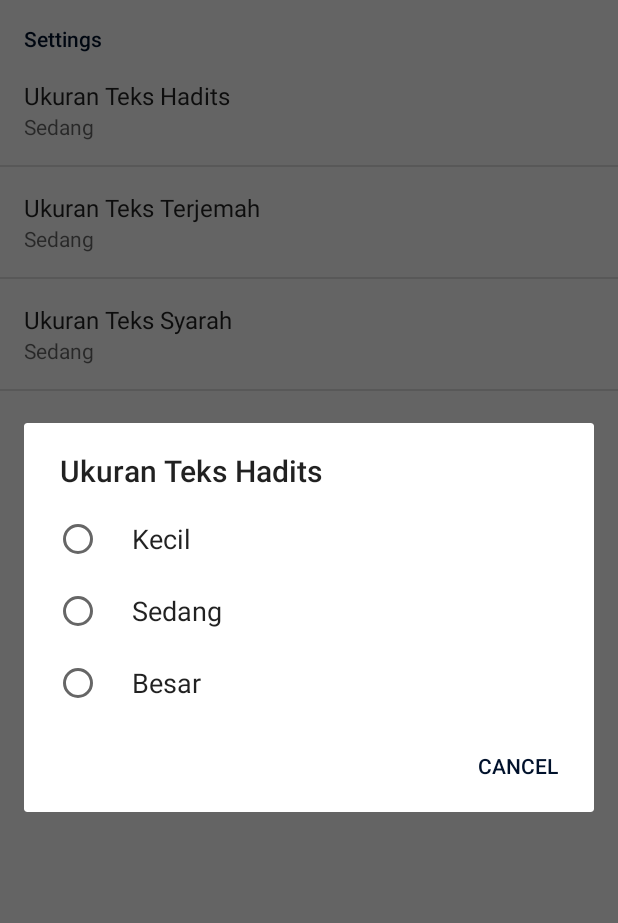
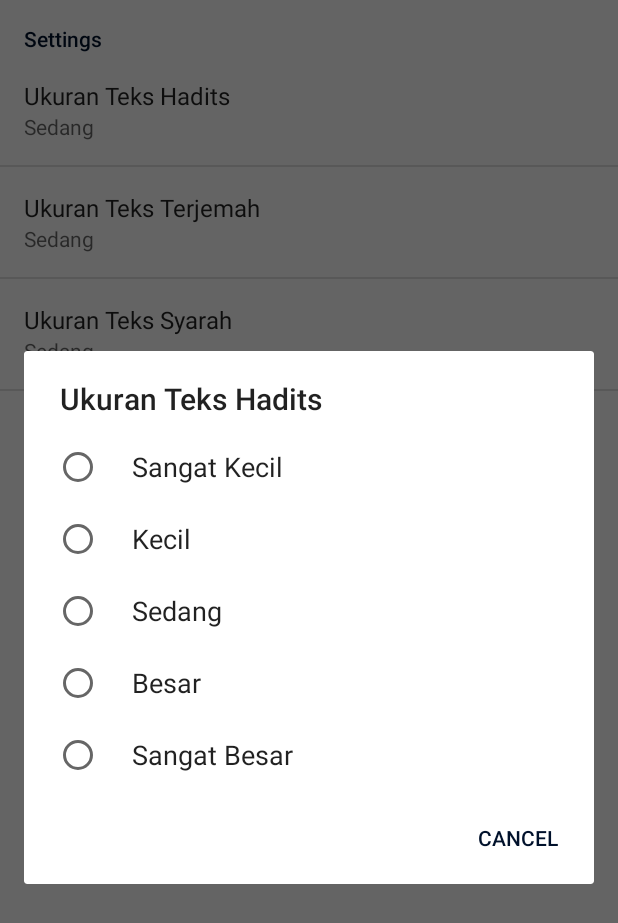
Before and after one commit to FikriFahruRoji/hadits_arbain, an Android app: the SettingActivity screen opened directly, with no data from a screen before it, after a tap on "Ukuran Teks Hadits", on a phone screen of 412 x 824 dp. Shown: the top 923 px of the screen. Run offline under Robolectric (Android 15) with nearby library versions, the light colour scheme and no system bars.

Commit message:
add extra size

```diff
--- a/app/src/main/java/id/barkost/haditsarbain/activities/MainActivity.java
+++ b/app/src/main/java/id/barkost/haditsarbain/activities/MainActivity.java
@@ -178,8 +178,8 @@ public class MainActivity extends AppCompatActivity {
             new LovelyStandardDialog(this)
                     .setButtonsColorRes(R.color.colorAccent)
                     .setIcon(R.mipmap.ic_launcher)
-                    .setTitle(R.string.app_name)
-                    .setMessage(R.string.app_version + "\n" + R.string.app_about)
+                    .setTitle(getString(R.string.app_name))
+                    .setMessage(getString(R.string.app_version) + "\n" + getString(R.string.app_about))
                     .setPositiveButton(android.R.string.ok, null)
                     .show();
         }
--- a/app/src/main/java/id/barkost/haditsarbain/activities/SettingActivity.java
+++ b/app/src/main/java/id/barkost/haditsarbain/activities/SettingActivity.java
@@ -23,11 +23,10 @@ public class SettingActivity extends PreferenceActivity implements SharedPrefere
         ListPreference editTextHadits = (ListPreference) findPreference(KEY_HADITS);
         ListPreference editTextTerjemah = (ListPreference) findPreference(KEY_TERJEMAH);
         ListPreference editTextSyarah = (ListPreference) findPreference(KEY_SYARAH);
-        editTextHadits.setSummary(sp.getString(KEY_HADITS, "Sedang"));
-        editTextTerjemah.setSummary(sp.getString(KEY_TERJEMAH, "Sedang"));
-        editTextSyarah.setSummary(sp.getString(KEY_SYARAH, "Sedang"));
+        editTextHadits.setSummary(sp.getString(KEY_HADITS, getResources().getStringArray(R.array.listTextSize)[2]));
+        editTextTerjemah.setSummary(sp.getString(KEY_TERJEMAH, getResources().getStringArray(R.array.listTextSize)[2]));
+        editTextSyarah.setSummary(sp.getString(KEY_SYARAH, getResources().getStringArray(R.array.listTextSize)[2]));
     }
-
 
     public void onSharedPreferenceChanged(SharedPreferences sharedPreferences, String key) {
         if (key.equals(KEY_HADITS)) {
--- a/app/src/main/res/values/dimens.xml
+++ b/app/src/main/res/values/dimens.xml
@@ -8,13 +8,18 @@
     <dimen name="activity_horizontal_margin">16dp</dimen>
     <dimen name="activity_vertical_margin">16dp</dimen>
 
+    <dimen name="textSizeExtraSmall">11px</dimen>
     <dimen name="textSizeSmall">14px</dimen>
     <dimen name="textSizeMedium">17px</dimen>
     <dimen name="textSizeLarge">20px</dimen>
+    <dimen name="textSizeExtraLarge">23px</dimen>
 
+    <dimen name="textSizeExtraSmallArabic">14px</dimen>
     <dimen name="textSizeSmallArabic">17px</dimen>
     <dimen name="textSizeMediumArabic">22px</dimen>
     <dimen name="textSizeLargeArabic">27px</dimen>
+    <dimen name="textSizeExtraLargeArabic">30px</dimen>
+
     <dimen name="collapsing_height">200dp</dimen>
     <dimen name="margin_20">20dp</dimen>
     <dimen name="margin_5">5dp</dimen>
--- a/app/src/main/res/values/strings.xml
+++ b/app/src/main/res/values/strings.xml
@@ -788,9 +788,11 @@
     </string-array>
 
     <string-array name="listTextSize">
+        <item>Sangat Kecil</item>
         <item>Kecil</item>
         <item>Sedang</item>
         <item>Besar</item>
+        <item>Sangat Besar</item>
     </string-array>
 
 </resources>
```
Also changed, not shown: app/src/main/java/id/barkost/haditsarbain/activities/HaditsActivity.java (+12 -6 lines).
